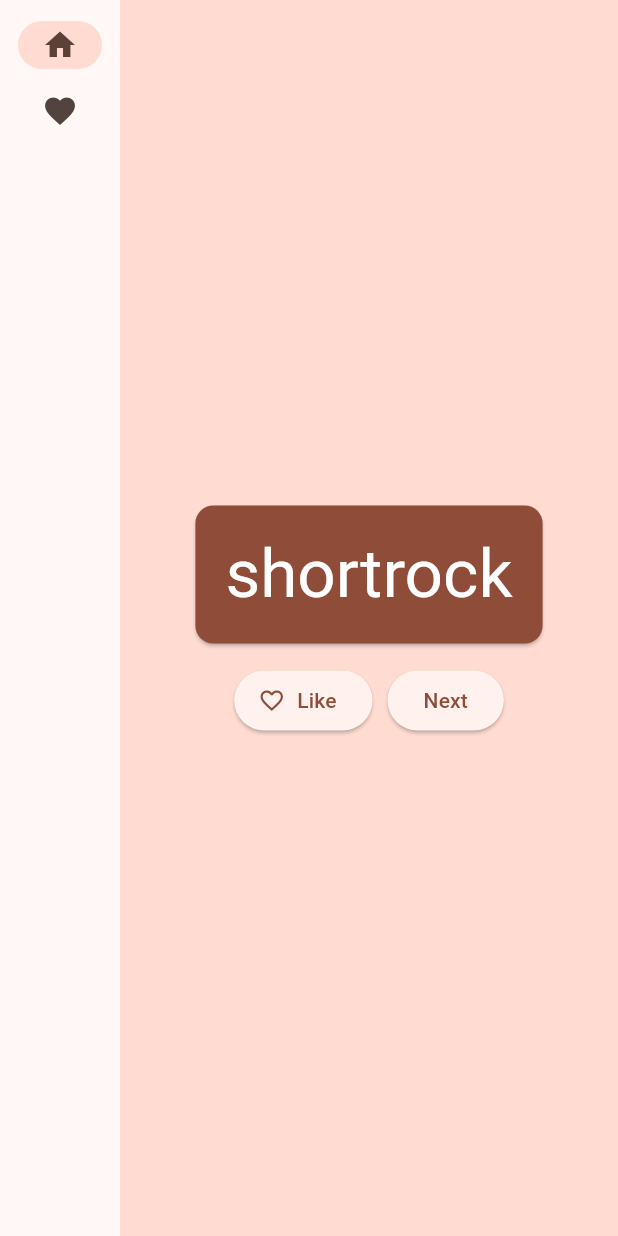
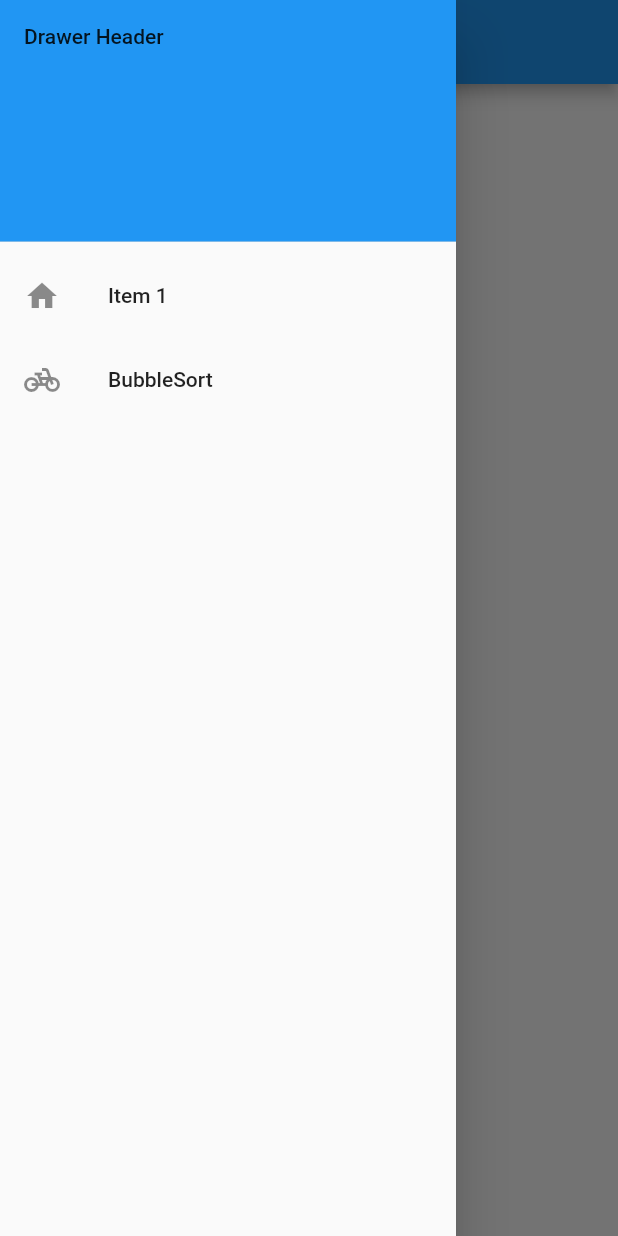
Before and after one commit to wichtel110/flutter-test-app, a Flutter app: the screen it shows after launch, with the side drawer open (before the commit the screen has no drawer), on a phone screen of 412 x 824 dp. Run offline on Flutter 3.47's test engine with Material 2 defaults, Android fonts, the phone set to English and light mode, and no system bars.

Commit message:
BubbleSortPage

```diff
--- a/lib/main.dart
+++ b/lib/main.dart
@@ -1,147 +1,81 @@
-import 'package:english_words/english_words.dart';
 import 'package:flutter/material.dart';
-import 'package:provider/provider.dart';
+import 'dart:math';
 
-void main() {
-  runApp(MyApp());
-}
+void main() => runApp(const MyApp());
 
 class MyApp extends StatelessWidget {
   const MyApp({super.key});
 
+  static const appTitle = 'Drawer Demo';
+
   @override
   Widget build(BuildContext context) {
-    return ChangeNotifierProvider(
-      create: (context) => MyAppState(),
-      child: MaterialApp(
-        title: 'Namer App',
-        theme: ThemeData(
-          useMaterial3: true,
-          colorScheme: ColorScheme.fromSeed(seedColor: Colors.deepOrange),
-        ),
-        home: MyHomePage(),
-      ),
+    return const MaterialApp(
+      title: appTitle,
+      home: MyHomePage(title: appTitle),
     );
   }
 }
 
-class MyAppState extends ChangeNotifier {
-  var current = WordPair.random();
-
-  void getNext() {
-    current = WordPair.random();
-    notifyListeners();
+List<int> generateRandomList() {
+  var rng = new Random();
+  var list = new List<int>.generate(1000000, (_) => rng.nextInt(1000000));
+  return list.toSet().toList();
 }
 
-  var favorites = <WordPair>[];
+class MyHomePage extends StatelessWidget {
+  const MyHomePage({super.key, required this.title});
 
-  void toggleFavorite() {
-    if (favorites.contains(current)) {
-      favorites.remove(current);
-    } else {
-      favorites.add(current);
-    }
-    notifyListeners();
+  final String title;
+
+  @override
+  Widget build(BuildContext context) {
+    return Scaffold(
+      appBar: AppBar(title: Text(title)),
+      body: Center(
+        child: Container(),
+      ),
+      drawer: NavDrawer(),
+    );
   }
 }
 
-class MyHomePage extends StatefulWidget {
-  @override
-  State<MyHomePage> createState() => _MyHomePageState();
-}
-
-class _MyHomePageState extends State<MyHomePage> {
-  var selectedIndex = 0;
+class NavDrawer extends StatelessWidget {
+  const NavDrawer({
+    Key? key,
+  }) : super(key: key);
 
   @override
   Widget build(BuildContext context) {
-    Widget page;
-    switch (selectedIndex) {
-      case 0:
-        page = GeneratorPage();
-        break;
-      case 1:
-        page = FavoritesPages();
-        break;
-      default:
-        throw UnimplementedError('no widget for $selectedIndex');
-    }
-
-    return LayoutBuilder(builder: (context, constraints) {
-      return Scaffold(
-        body: Row(
+    return Drawer(
+      child: ListView(
+        padding: EdgeInsets.zero,
         children: [
-            SafeArea(
-              child: NavigationRail(
-                extended: constraints.maxWidth >= 600, // ← Here.
-                destinations: [
-                  NavigationRailDestination(
-                    icon: Icon(Icons.home),
-                    label: Text('Home'),
+          const DrawerHeader(
+            decoration: BoxDecoration(
+              color: Colors.blue,
             ),
-                  NavigationRailDestination(
-                    icon: Icon(Icons.favorite),
-                    label: Text('Favorites'),
+            child: Text('Drawer Header'),
           ),
-                ],
-                selectedIndex: selectedIndex,
-                onDestinationSelected: (value) {
-                  setState(() {
-                    selectedIndex = value;
-                  });
+          ListTile(
+            leading: Icon(Icons.home),
+            title: const Text('Item 1'),
+            onTap: () {
+              Navigator.pop(context);
+              Navigator.of(context).push(MaterialPageRoute(
+                builder: (context) => const Page(title: "Item 1"),
+              ));
             },
           ),
-            ),
-            Expanded(
-              child: Container(
-                color: Theme.of(context).colorScheme.primaryContainer,
-                child: page,
-              ),
-            ),
-          ],
-        ),
-      );
-    });
-  }
-}
-
-class GeneratorPage extends StatelessWidget {
-  @override
-  Widget build(BuildContext context) {
-    var appState = context.watch<MyAppState>();
-    var pair = appState.current;
-
-    IconData icon;
-    if (appState.favorites.contains(pair)) {
-      icon = Icons.favorite;
-    } else {
-      icon = Icons.favorite_border;
-    }
-
-    return Center(
-      child: Column(
-        mainAxisAlignment: MainAxisAlignment.center,
-        children: [
-          BigCard(pair: pair),
-          SizedBox(height: 10),
-          Row(
-            mainAxisSize: MainAxisSize.min,
-            children: [
-              ElevatedButton.icon(
-                onPressed: () {
-                  appState.toggleFavorite();
+          ListTile(
+            leading: Icon(Icons.pedal_bike),
+            title: const Text('BubbleSort'),
+            onTap: () {
+              Navigator.pop(context);
+              Navigator.of(context).push(MaterialPageRoute(
+                builder: (context) => SortView(),
+              ));
             },
-                icon: Icon(icon),
-                label: Text('Like'),
-              ),
-              SizedBox(width: 10),
-              ElevatedButton(
-                onPressed: () {
-                  appState.getNext();
-                },
-                child: Text('Next'),
-              ),
-            ],
           ),
         ],
       ),
@@ -149,56 +83,99 @@ class GeneratorPage extends StatelessWidget {
   }
 }
 
-class BigCard extends StatelessWidget {
-  const BigCard({
+class Page extends StatelessWidget {
+  final String title;
+
+  const Page({
     Key? key,
-    required this.pair,
+    required this.title,
   }) : super(key: key);
-
-  final WordPair pair;
 
   @override
   Widget build(BuildContext context) {
-    var theme = Theme.of(context);
-    var style = theme.textTheme.displayMedium!.copyWith(
-      color: theme.colorScheme.onPrimary,
-    );
-    return Card(
-      color: theme.colorScheme.primary,
-      child: Padding(
-        padding: const EdgeInsets.all(20.0),
-        child: Text(
-          pair.asLowerCase,
-          style: style,
-          semanticsLabel: pair.asPascalCase,
+    return Scaffold(
+      appBar: AppBar(title: Text(title)),
+      drawer: NavDrawer(),
+      body: SafeArea(
+        child: Center(
+            child: Column(
+          children: [
+            Text(
+              title,
+              style: TextStyle(fontSize: 40, fontWeight: FontWeight.bold),
             ),
+          ],
+        )),
       ),
     );
   }
 }
 
-class FavoritesPages extends StatelessWidget {
+class SortView extends StatefulWidget {
+  @override
+  _SortViewState createState() => _SortViewState();
+}
+
+class _SortViewState extends State<SortView> {
+  List<int> _list = [];
+  double _timeTaken = 0.0;
+
+  void bubbleSort(List<int> list) {
+    print(" istarted");
+    for (int i = 0; i < list.length; i++) {
+      for (int j = 0; j < list.length - i - 1; j++) {
+        if (list[j] > list[j + 1]) {
+          int temp = list[j];
+          list[j] = list[j + 1];
+          list[j + 1] = temp;
+        }
+      }
+    }
+  }
+
+  void generateAndSortList() {
+    var rng = new Random();
+    var list = new List<int>.generate(100000, (_) => rng.nextInt(100000));
+    setState(() {
+      _list = list.toSet().toList();
+    });
+    var startTime = DateTime.now();
+    bubbleSort(_list);
+    var endTime = DateTime.now();
+    setState(() {
+      _timeTaken = endTime.difference(startTime).inMilliseconds.toDouble();
+    });
+  }
+
   @override
   Widget build(BuildContext context) {
-    var appState = context.watch<MyAppState>();
-
-    if (appState.favorites.isEmpty) {
-      return Center(
-        child: Text('No favorites yet.'),
+    return Scaffold(
+      appBar: AppBar(
+        title: Text('Sort View'),
+      ),
+      body: Column(
+        children: <Widget>[
+          _timeTaken != null
+              ? Text('Time taken: ${_timeTaken.toStringAsFixed(3)} ms')
+              : Container(),
+          _list != null
+              ? Expanded(
+                  child: ListView.builder(
+                    itemCount: _list.length,
+                    itemBuilder: (context, index) {
+                      return ListTile(
+                        title: Text(_list[index].toString()),
                       );
-    }
-    return ListView(
-      children: [
-        Padding(
-          padding: const EdgeInsets.all(20),
-          child: Text('You have ${appState.favorites.length} favorites:'),
+                    },
                   ),
-        for (var pair in appState.favorites)
-          ListTile(
-            leading: Icon(Icons.favorite),
-            title: Text(pair.asLowerCase),
+                )
+              : Container(),
+        ],
       ),
-      ],
+      floatingActionButton: FloatingActionButton(
+        onPressed: generateAndSortList,
+        child: Icon(Icons.sort),
+      ),
     );
   }
 }
```
Also changed, not shown: 6 other files. Lines whose indentation alone changed are shown as unchanged.
